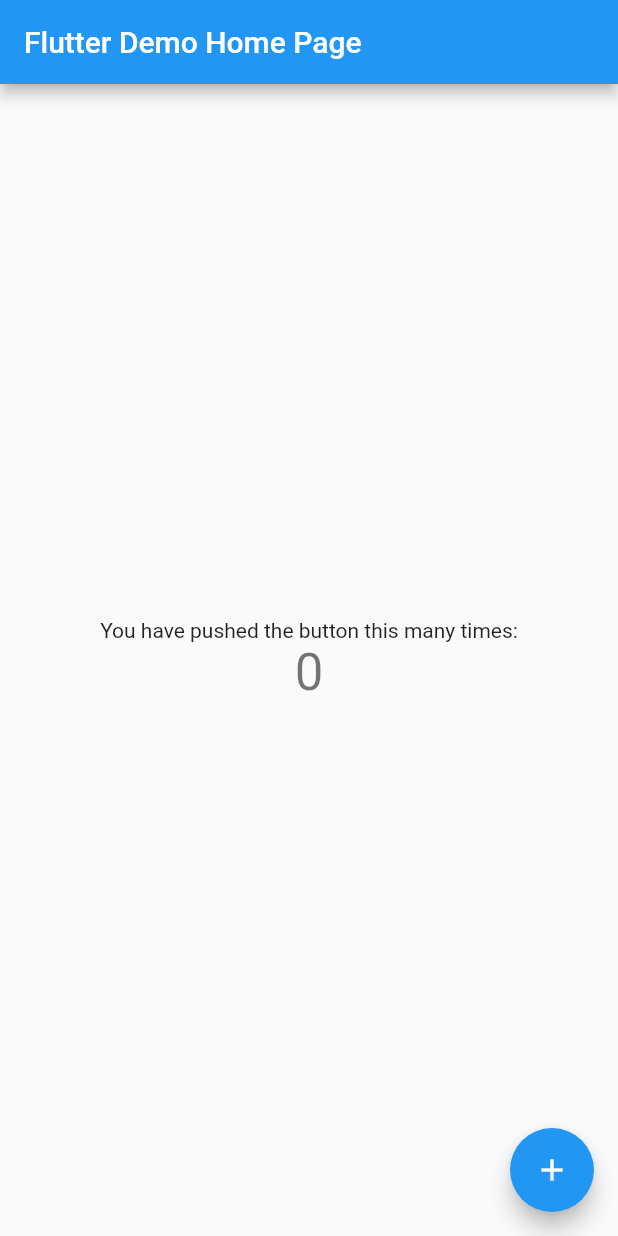
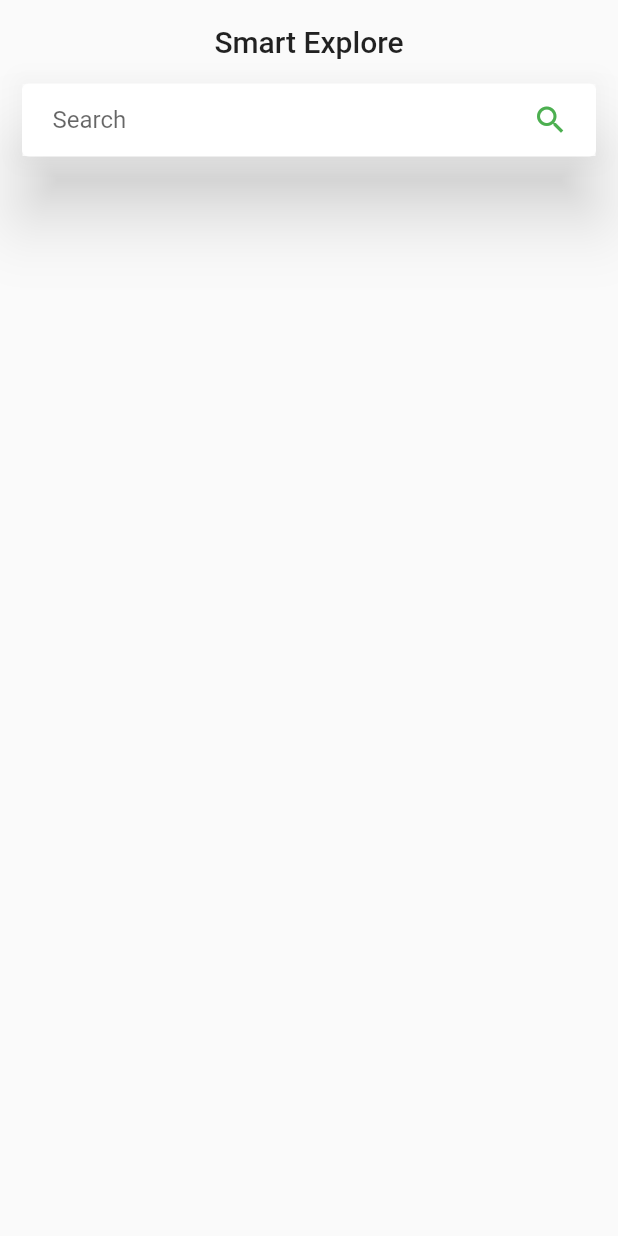
Before and after one commit to ibrahimaftab/flutterapp, a Flutter app: the screen it shows after launch, on a phone screen of 412 x 824 dp. Run offline on Flutter 3.47's test engine with Material 2 defaults, Android fonts, the phone set to English and light mode, and no system bars.

Commit message:
app ui initiate

```diff
--- /dev/null
+++ b/lib/component/home/HomeSearch.dart
@@ -0,0 +1,36 @@
+import 'package:flutter/material.dart';
+
+class HomeSearch extends StatelessWidget {
+  const HomeSearch({super.key});
+
+  @override
+  Widget build(BuildContext context) {
+    return Material(
+      elevation: 20.0,
+      shadowColor: Colors.black87,
+      child: TextFormField(
+        autofocus: false,
+        decoration: const InputDecoration(
+          suffixIcon: Padding(
+            padding: EdgeInsetsDirectional.only(end: 12.0),
+            child: Icon(
+              Icons.search,
+              color: Colors.green,
+            ), // myIcon is a 48px-wide widget.
+          ),
+          hintText: 'Search',
+          fillColor: Colors.white,
+          filled: true,
+          hoverColor: Colors.white,
+          contentPadding: EdgeInsets.fromLTRB(20.0, 10.0, 20.0, 10.0),
+          enabledBorder: OutlineInputBorder(
+            borderSide: BorderSide(color: Colors.white, width: 0),
+          ),
+          focusedBorder: OutlineInputBorder(
+            borderSide: BorderSide(color: Colors.white, width: 0),
+          ),
+        ),
+      ),
+    );
+  }
+}
--- a/lib/main.dart
+++ b/lib/main.dart
@@ -1,4 +1,5 @@
 import 'package:flutter/material.dart';
+import 'package:flutterapp/screen/HomeScreen.dart';
 
 void main() {
   runApp(const MyApp());
@@ -11,105 +12,14 @@ class MyApp extends StatelessWidget {
   @override
   Widget build(BuildContext context) {
     return MaterialApp(
-      title: 'Flutter Demo',
+      title: 'Smart Explore',
       theme: ThemeData(
-        // This is the theme of your application.
-        //
-        // Try running your application with "flutter run". You'll see the
-        // application has a blue toolbar. Then, without quitting the app, try
-        // changing the primarySwatch below to Colors.green and then invoke
-        // "hot reload" (press "r" in the console where you ran "flutter run",
-        // or simply save your changes to "hot reload" in a Flutter IDE).
-        // Notice that the counter didn't reset back to zero; the application
-        // is not restarted.
-        primarySwatch: Colors.blue,
+        colorScheme: ColorScheme.fromSwatch().copyWith(
+          primary: Colors.green,
+          secondary: Colors.greenAccent,
+        ),
       ),
-      home: const MyHomePage(title: 'Flutter Demo Home Page'),
+      home: const HomeScreen(),
     );
   }
 }
-
-class MyHomePage extends StatefulWidget {
-  const MyHomePage({super.key, required this.title});
-
-  // This widget is the home page of your application. It is stateful, meaning
-  // that it has a State object (defined below) that contains fields that affect
-  // how it looks.
-
-  // This class is the configuration for the state. It holds the values (in this
-  // case the title) provided by the parent (in this case the App widget) and
-  // used by the build method of the State. Fields in a Widget subclass are
-  // always marked "final".
-
-  final String title;
-
-  @override
-  State<MyHomePage> createState() => _MyHomePageState();
-}
-
-class _MyHomePageState extends State<MyHomePage> {
-  int _counter = 0;
-
-  void _incrementCounter() {
-    setState(() {
-      // This call to setState tells the Flutter framework that something has
-      // changed in this State, which causes it to rerun the build method below
-      // so that the display can reflect the updated values. If we changed
-      // _counter without calling setState(), then the build method would not be
-      // called again, and so nothing would appear to happen.
-      _counter++;
-    });
-  }
-
-  @override
-  Widget build(BuildContext context) {
-    // This method is rerun every time setState is called, for instance as done
-    // by the _incrementCounter method above.
-    //
-    // The Flutter framework has been optimized to make rerunning build methods
-    // fast, so that you can just rebuild anything that needs updating rather
-    // than having to individually change instances of widgets.
-    return Scaffold(
-      appBar: AppBar(
-        // Here we take the value from the MyHomePage object that was created by
-        // the App.build method, and use it to set our appbar title.
-        title: Text(widget.title),
-      ),
-      body: Center(
-        // Center is a layout widget. It takes a single child and positions it
-        // in the middle of the parent.
-        child: Column(
-          // Column is also a layout widget. It takes a list of children and
-          // arranges them vertically. By default, it sizes itself to fit its
-          // children horizontally, and tries to be as tall as its parent.
-          //
-          // Invoke "debug painting" (press "p" in the console, choose the
-          // "Toggle Debug Paint" action from the Flutter Inspector in Android
-          // Studio, or the "Toggle Debug Paint" command in Visual Studio Code)
-          // to see the wireframe for each widget.
-          //
-          // Column has various properties to control how it sizes itself and
-          // how it positions its children. Here we use mainAxisAlignment to
-          // center the children vertically; the main axis here is the vertical
-          // axis because Columns are vertical (the cross axis would be
-          // horizontal).
-          mainAxisAlignment: MainAxisAlignment.center,
-          children: <Widget>[
-            const Text(
-              'You have pushed the button this many times:',
-            ),
-            Text(
-              '$_counter',
-              style: Theme.of(context).textTheme.headline4,
-            ),
-          ],
-        ),
-      ),
-      floatingActionButton: FloatingActionButton(
-        onPressed: _incrementCounter,
-        tooltip: 'Increment',
-        child: const Icon(Icons.add),
-      ), // This trailing comma makes auto-formatting nicer for build methods.
-    );
-  }
-}
--- /dev/null
+++ b/lib/screen/HomeScreen.dart
@@ -0,0 +1,29 @@
+import 'package:flutter/material.dart';
+import 'package:flutterapp/component/home/HomeSearch.dart';
+
+class HomeScreen extends StatelessWidget {
+  const HomeScreen({super.key});
+
+  @override
+  Widget build(BuildContext context) {
+    return Scaffold(
+      appBar: AppBar(
+        centerTitle: true,
+        title: const Text(
+          'Smart Explore',
+          style: TextStyle(color: Colors.black87),
+        ),
+        backgroundColor: const Color.fromRGBO(255, 255, 255, 0),
+        elevation: 0,
+      ),
+      body: Container(
+        padding: const EdgeInsets.only(left: 15, right: 15, bottom: 15),
+        child: Column(
+          children: [
+            HomeSearch(),
+          ],
+        ),
+      ),
+    );
+  }
+}
```
